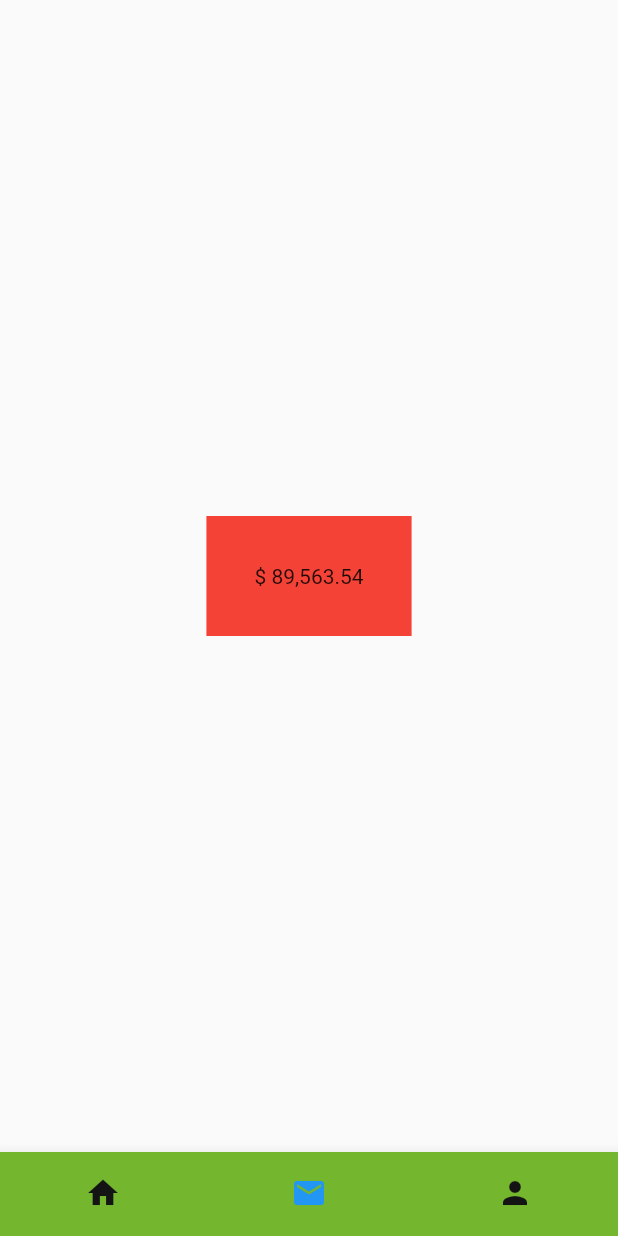
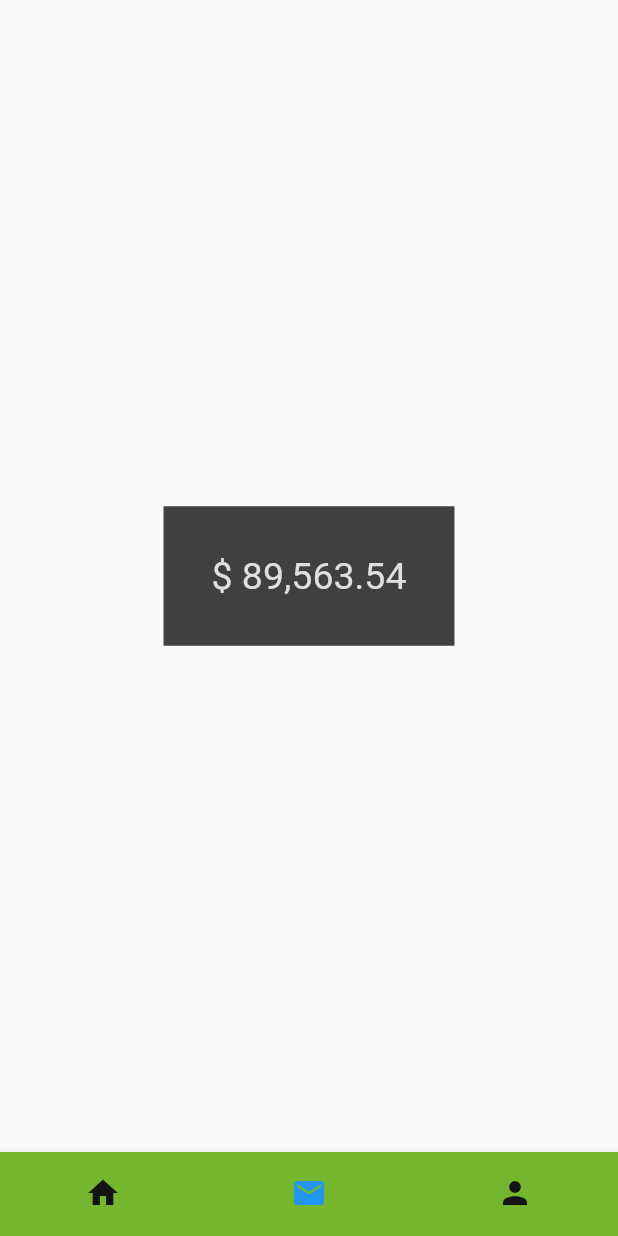
Before and after one commit to Vesta-wallet/vesta, a Flutter app: the screen it shows after launch, item 2 of the bottom bar chosen, on a phone screen of 412 x 824 dp. Run offline on Flutter 3.47's test engine with Material 2 defaults, Android fonts, the phone set to English and light mode, and no system bars.

Commit message:
Done with value container for now

```diff
--- a/vesta/lib/main.dart
+++ b/vesta/lib/main.dart
@@ -68,14 +68,18 @@ class _HomePageState extends State<HomePage> {
 
 // Value Container
 Widget valueContainer = ColoredBox(
-    color: Colors.red,
+    color: Color(0xff404040),
     //padding: const EdgeInsets.all(32),
     child: Container(
       padding: const EdgeInsets.all(32),
       child: Text(
-        // This will need to be passed the actual value of the portfolio
-        // It will be $_portfolioValue at some point
-        '\u0024 89,563.54',
-        softWrap: false,
-      ),
+          // This will need to be passed the actual value of the portfolio
+          // It will be $_portfolioValue at some point
+          '\u0024 89,563.54',
+          softWrap: false,
+          // Set the style
+          style: TextStyle(
+            color: Color(0xffDFDFDF),
+            fontSize: 25,
+          )),
     ));
```
